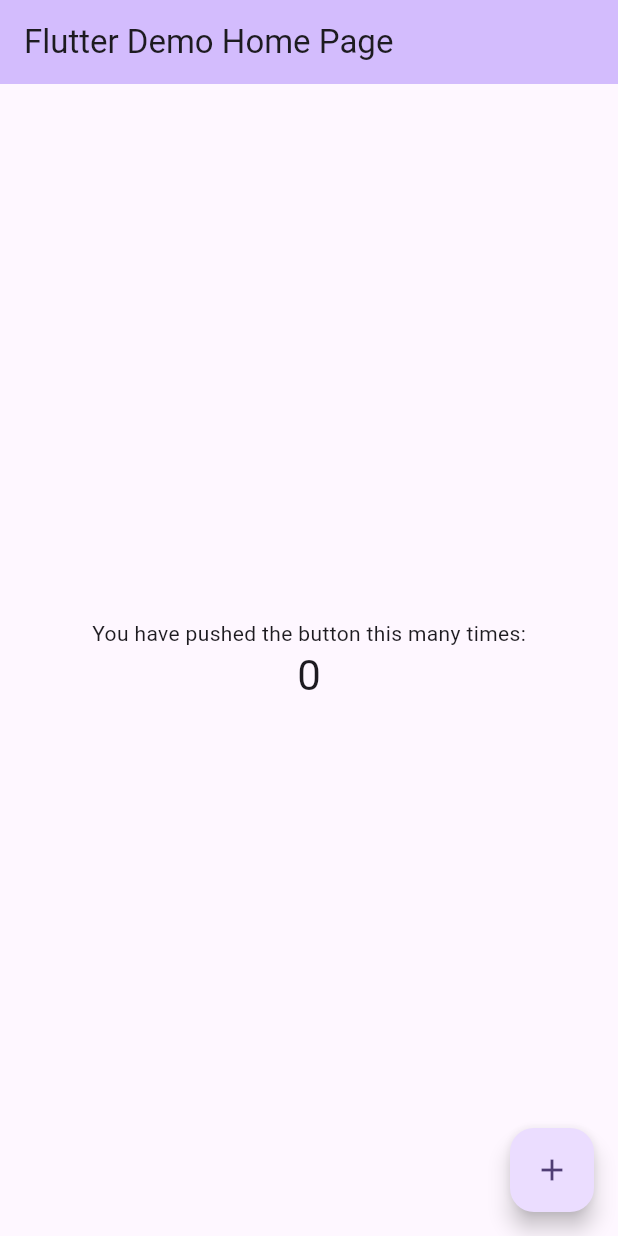
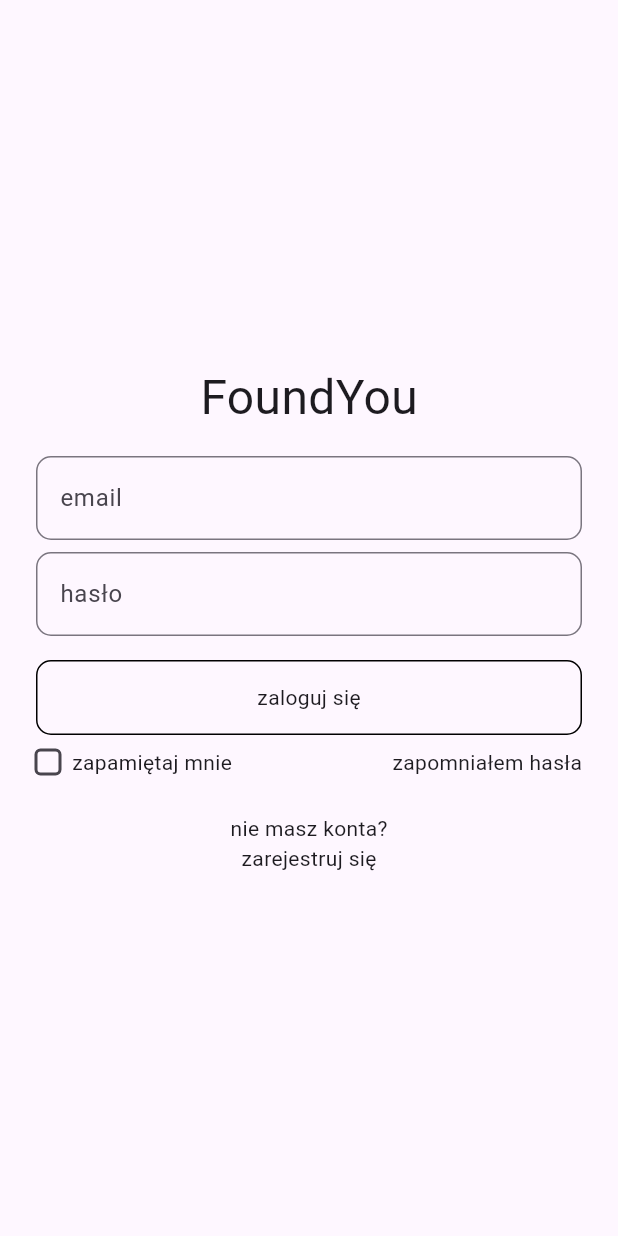
Before and after one commit to akortauwr/FoundYou, a Flutter app: the screen it shows after launch, on a phone screen of 412 x 824 dp. Run offline on Flutter 3.47's test engine with Material 3 defaults, Android fonts, the light colour scheme and no system bars.

Commit message:
easy login_view

```diff
--- a/lib/main.dart
+++ b/lib/main.dart
@@ -1,4 +1,5 @@
 import 'package:flutter/material.dart';
+import 'package:found_you_app/views/login_view.dart';
 
 void main() {
   runApp(const MyApp());
@@ -31,7 +32,7 @@
         colorScheme: ColorScheme.fromSeed(seedColor: Colors.deepPurple),
         useMaterial3: true,
       ),
-      home: const MyHomePage(title: 'Flutter Demo Home Page'),
+      home: const LoginView(),
     );
   }
 }
--- /dev/null
+++ b/lib/views/login_view.dart
@@ -0,0 +1,132 @@
+import 'package:flutter/material.dart';
+
+class LoginView extends StatefulWidget {
+  const LoginView({Key? key}) : super(key: key);
+
+  @override
+  State<LoginView> createState() => _LoginViewState();
+}
+
+class _LoginViewState extends State<LoginView> {
+  final emailController = TextEditingController(text: '');
+  final passwordController = TextEditingController(text: '');
+
+  bool stayLoogedIn = false;
+
+  @override
+  void initState() {
+    super.initState();
+
+  }
+
+  @override
+  void dispose() {
+    emailController.dispose();
+    passwordController.dispose();
+    super.dispose();
+  }
+
+
+  @override
+  Widget build(BuildContext context) {
+    return Scaffold(
+      body: Center(
+        child: Padding(
+          padding: const EdgeInsets.symmetric(horizontal: 24),
+          child: Column(
+            mainAxisAlignment: MainAxisAlignment.center,
+            children: <Widget>[
+              const Text(
+                'FoundYou',
+                style: TextStyle(fontSize: 32),
+              ),
+              const SizedBox(height: 16),
+              TextField(
+                decoration: const InputDecoration(
+                  labelText: 'email',
+                  border: OutlineInputBorder(
+                    borderRadius: BorderRadius.all(Radius.circular(10)),
+                  ),
+                ),
+                controller: emailController,
+              ),
+              const SizedBox(height: 8),
+              TextField(
+                decoration: const InputDecoration(
+                  labelText: 'hasło',
+                  border: OutlineInputBorder(
+                    borderRadius: BorderRadius.all(Radius.circular(10)),
+                    borderSide: BorderSide(color: Colors.black),
+                  ),
+                ),
+                controller: passwordController,
+                obscureText: true,
+
+              ),
+
+              SizedBox(height: 16),
+
+              GestureDetector(
+                onTap: () {
+                  print(emailController.text + passwordController.text);
+                },
+                child: Container(
+                  height: 50,
+                  width: double.infinity,
+                  decoration: BoxDecoration(
+                    borderRadius: BorderRadius.circular(10),
+                    border: Border.all(color: Colors.black),
+                  ),
+                  child: Center(
+                    child: Text('zaloguj się'),
+                  ),
+                ),
+              ),
+
+              SizedBox(height: 8),
+
+              Row(
+                mainAxisAlignment: MainAxisAlignment.spaceBetween,
+                children: [
+                  Row(
+                    children: [
+                      SizedBox(
+                        height: 16,
+                        width: 16,
+                        child: Checkbox(
+                            shape: RoundedRectangleBorder(borderRadius: BorderRadius.circular(4)),
+                            value: stayLoogedIn,
+                            onChanged: (bool? newValue) {
+                              setState(() {
+                                stayLoogedIn = newValue ?? false;
+                              });
+                            }),
+                      ),
+                      const SizedBox(width: 8),
+                      const Text('zapamiętaj mnie'),
+                    ],
+                  ),
+                  GestureDetector(
+                    onTap: () {
+                      print('zapomniałem hasła');
+                    },
+                    child: const Text('zapomniałem hasła'),
+                  ),
+                ],
+              ),
+
+              const SizedBox(height: 24),
+              Text('nie masz konta?'),
+              GestureDetector(
+                onTap: () {
+                  print('zarejestruj się');
+                },
+                child: const Text('zarejestruj się'),
+              ),
+            ],
+          ),
+        ),
+      ),
+    );
+  }
+}
```
